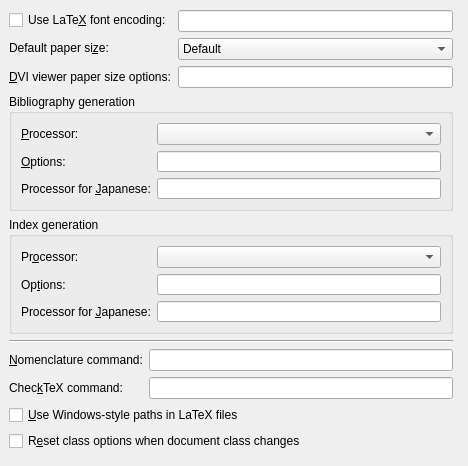
This is src/frontends/qt4/ui/PrefLatexUi.ui in cburschka/lyx as Qt 5 draws it before an edit. The edited form follows.
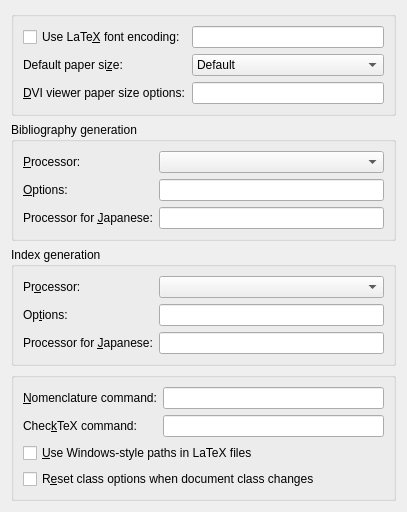
This is the edited form.

Commit message: hopefully people are happy with this layout..

```diff
--- a/src/frontends/qt4/ui/PrefLatexUi.ui
+++ b/src/frontends/qt4/ui/PrefLatexUi.ui
@@ -5,26 +5,24 @@
    <rect>
     <x>0</x>
     <y>0</y>
-    <width>468</width>
-    <height>466</height>
+    <width>407</width>
+    <height>448</height>
    </rect>
   </property>
   <property name="windowTitle">
    <string/>
   </property>
-  <widget class="QWidget" name="layoutWidget">
-   <property name="geometry">
-    <rect>
-     <x>9</x>
-     <y>10</y>
-     <width>444</width>
-     <height>441</height>
-    </rect>
-   </property>
-   <layout class="QVBoxLayout" name="verticalLayout_2">
-    <item>
      <layout class="QGridLayout" name="gridLayout_5">
       <item row="0" column="0">
+    <widget class="QGroupBox" name="groupBox_2">
+     <property name="title">
+      <string/>
+     </property>
+     <property name="flat">
+      <bool>true</bool>
+     </property>
+     <layout class="QGridLayout" name="gridLayout_4">
+      <item row="0" column="0">
        <widget class="QCheckBox" name="latexEncodingCB">
         <property name="toolTip">
          <string>Enable if a specific font encoding (such as T1) should be used (via fontenc)</string>
@@ -34,9 +32,7 @@
         </property>
        </widget>
       </item>
-      <item row="0" column="1" rowspan="3">
-       <layout class="QGridLayout" name="gridLayout_4">
-        <item row="0" column="0">
+      <item row="0" column="1">
          <widget class="QLineEdit" name="latexEncodingED">
           <property name="toolTip">
            <string>Specify the font encoding (e.g., T1).</string>
@@ -44,6 +40,16 @@
          </widget>
         </item>
         <item row="1" column="0">
+       <widget class="QLabel" name="latexPaperSizeLA">
+        <property name="text">
+         <string>Default paper si&amp;ze:</string>
+        </property>
+        <property name="buddy">
+         <cstring>latexPaperSizeCO</cstring>
+        </property>
+       </widget>
+      </item>
+      <item row="1" column="1">
          <widget class="QComboBox" name="latexPaperSizeCO">
           <item>
            <property name="text">
@@ -88,25 +94,6 @@
          </widget>
         </item>
         <item row="2" column="0">
-         <widget class="QLineEdit" name="latexDviPaperED">
-          <property name="toolTip">
-           <string>Optional paper size flag (-paper) for some DVI viewers</string>
-          </property>
-         </widget>
-        </item>
-       </layout>
-      </item>
-      <item row="1" column="0">
-       <widget class="QLabel" name="latexPaperSizeLA">
-        <property name="text">
-         <string>Default paper si&amp;ze:</string>
-        </property>
-        <property name="buddy">
-         <cstring>latexPaperSizeCO</cstring>
-        </property>
-       </widget>
-      </item>
-      <item row="2" column="0">
        <widget class="QLabel" name="latexDviPaperLA">
         <property name="text">
          <string>&amp;DVI viewer paper size options:</string>
@@ -116,9 +103,17 @@
         </property>
        </widget>
       </item>
+      <item row="2" column="1">
+       <widget class="QLineEdit" name="latexDviPaperED">
+        <property name="toolTip">
+         <string>Optional paper size flag (-paper) for some DVI viewers</string>
+        </property>
+       </widget>
+      </item>
      </layout>
-    </item>
-    <item>
+    </widget>
+   </item>
+   <item row="1" column="0">
      <widget class="QGroupBox" name="bibtexGB">
       <property name="title">
        <string>Bibliography generation</string>
@@ -137,27 +132,9 @@
          </property>
         </widget>
        </item>
-       <item row="0" column="1" rowspan="3">
-        <layout class="QVBoxLayout" name="verticalLayout">
-         <item>
+      <item row="0" column="1">
           <widget class="QComboBox" name="latexBibtexCO"/>
          </item>
-         <item>
-          <widget class="QLineEdit" name="latexBibtexED">
-           <property name="toolTip">
-            <string>BibTeX command and options</string>
-           </property>
-          </widget>
-         </item>
-         <item>
-          <widget class="QLineEdit" name="latexJBibtexED">
-           <property name="toolTip">
-            <string>Specific BibTeX command and options for pLaTeX (Japanese)</string>
-           </property>
-          </widget>
-         </item>
-        </layout>
-       </item>
        <item row="1" column="0">
         <widget class="QLabel" name="latexBibtexOptionsLA">
          <property name="text">
@@ -168,6 +145,13 @@
          </property>
         </widget>
        </item>
+      <item row="1" column="1">
+       <widget class="QLineEdit" name="latexBibtexED">
+        <property name="toolTip">
+         <string>BibTeX command and options</string>
+        </property>
+       </widget>
+      </item>
        <item row="2" column="0">
         <widget class="QLabel" name="latexJBibtexLA">
          <property name="text">
@@ -178,10 +162,17 @@
          </property>
         </widget>
        </item>
+      <item row="2" column="1">
+       <widget class="QLineEdit" name="latexJBibtexED">
+        <property name="toolTip">
+         <string>Specific BibTeX command and options for pLaTeX (Japanese)</string>
+        </property>
+       </widget>
+      </item>
       </layout>
      </widget>
     </item>
-    <item>
+   <item row="2" column="0">
      <widget class="QGroupBox" name="indexGB">
       <property name="title">
        <string>Index generation</string>
@@ -189,7 +180,7 @@
       <property name="flat">
        <bool>true</bool>
       </property>
-      <layout class="QGridLayout" name="gridLayout_3">
+     <layout class="QGridLayout" name="gridLayout_2">
        <item row="0" column="0">
         <widget class="QLabel" name="latexIndexLA">
          <property name="text">
@@ -200,28 +191,10 @@
          </property>
         </widget>
        </item>
-       <item row="0" column="1" rowspan="3">
-        <layout class="QGridLayout" name="gridLayout_2">
-         <item row="0" column="0">
+      <item row="0" column="1">
           <widget class="QComboBox" name="latexIndexCO"/>
          </item>
          <item row="1" column="0">
-          <widget class="QLineEdit" name="latexIndexED">
-           <property name="toolTip">
-            <string>Index command and options (makeindex, xindy)</string>
-           </property>
-          </widget>
-         </item>
-         <item row="2" column="0">
-          <widget class="QLineEdit" name="latexJIndexED">
-           <property name="toolTip">
-            <string>Specific index command and options for pLaTeX (Japanese)</string>
-           </property>
-          </widget>
-         </item>
-        </layout>
-       </item>
-       <item row="1" column="0">
         <widget class="QLabel" name="latexIndexOptionsLA">
          <property name="text">
           <string>Op&amp;tions:</string>
@@ -231,6 +204,13 @@
          </property>
         </widget>
        </item>
+      <item row="1" column="1">
+       <widget class="QLineEdit" name="latexIndexED">
+        <property name="toolTip">
+         <string>Index command and options (makeindex, xindy)</string>
+        </property>
+       </widget>
+      </item>
        <item row="2" column="0">
         <widget class="QLabel" name="latexJIndexLA">
          <property name="text">
@@ -241,18 +221,25 @@
          </property>
         </widget>
        </item>
+      <item row="2" column="1">
+       <widget class="QLineEdit" name="latexJIndexED">
+        <property name="toolTip">
+         <string>Specific index command and options for pLaTeX (Japanese)</string>
+        </property>
+       </widget>
+      </item>
       </layout>
      </widget>
     </item>
-    <item>
-     <widget class="Line" name="line">
-      <property name="orientation">
-       <enum>Qt::Horizontal</enum>
-      </property>
-     </widget>
-    </item>
-    <item>
-     <layout class="QGridLayout" name="gridLayout_6">
+   <item row="3" column="0">
+    <widget class="QGroupBox" name="groupBox">
+     <property name="title">
+      <string/>
+     </property>
+     <property name="flat">
+      <bool>true</bool>
+     </property>
+     <layout class="QGridLayout" name="gridLayout_3">
       <item row="0" column="0">
        <widget class="QLabel" name="latexNomenclLA">
         <property name="text">
@@ -287,9 +274,7 @@
         </property>
        </widget>
       </item>
-     </layout>
-    </item>
-    <item>
+      <item row="2" column="0" colspan="2">
      <widget class="QCheckBox" name="pathCB">
       <property name="enabled">
        <bool>true</bool>
@@ -308,7 +293,7 @@
       </property>
      </widget>
     </item>
-    <item>
+      <item row="3" column="0" colspan="2">
      <widget class="QCheckBox" name="latexAutoresetCB">
       <property name="toolTip">
        <string>Set class options to default on class change</string>
@@ -318,21 +303,10 @@
       </property>
      </widget>
     </item>
-    <item>
-     <spacer name="verticalSpacer">
-      <property name="orientation">
-       <enum>Qt::Vertical</enum>
-      </property>
-      <property name="sizeHint" stdset="0">
-       <size>
-        <width>20</width>
-        <height>18</height>
-       </size>
-      </property>
-     </spacer>
-    </item>
-   </layout>
-  </widget>
+     </layout>
+    </widget>
+   </item>
+  </layout>
  </widget>
  <tabstops>
   <tabstop>latexEncodingED</tabstop>
```
Lines whose indentation alone changed are shown as unchanged.
